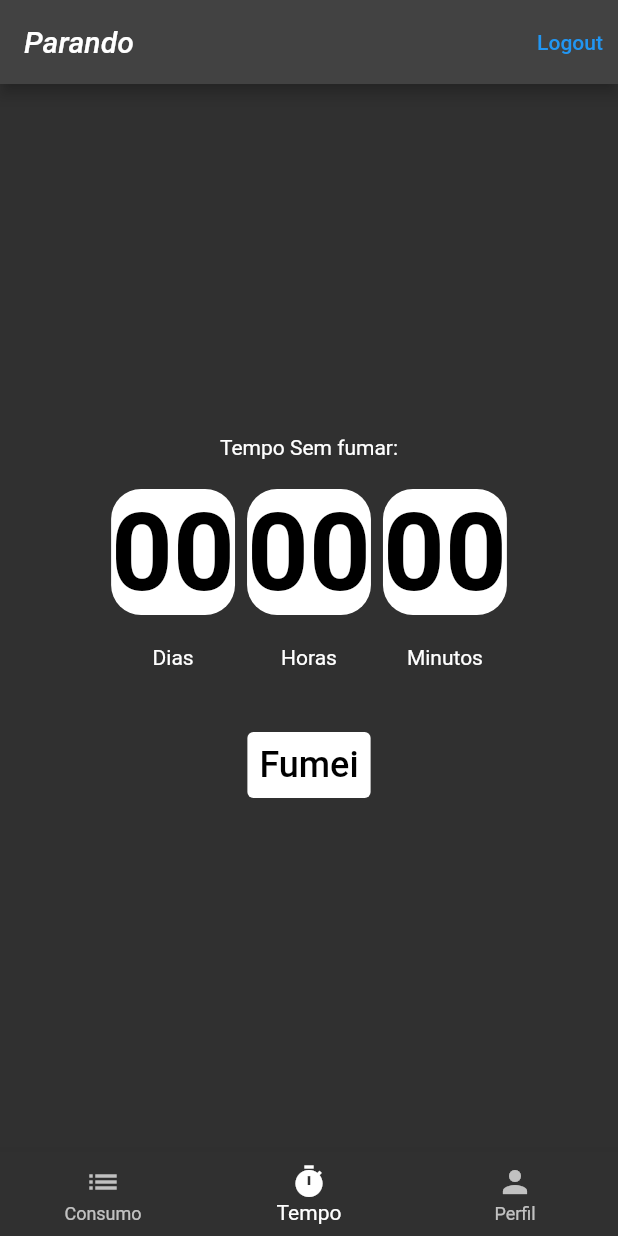
After one commit to gustavoabsampaio/flutter-app, a Flutter app: the screen it shows once a user with an empty profile is signed in, item 2 of the bottom bar chosen, after a tap on "Fumei", on a phone screen of 412 x 824 dp. The commit adds this screen. Run offline on Flutter 3.47's test engine with Material 2 defaults, Android fonts, the phone set to English and light mode, and no system bars; our stand-ins replace firebase_auth, firebase_core, font_awesome_flutter, google_sign_in, image_picker, sqflite; missing offline and left inert: cloud_firestore_web, device_apps, firebase_auth_web, firebase_core_web, google_sign_in_web, image_picker_for_web; accounts and stored records are empty; network calls fail; Roboto replaces fonts that are missing (Georgia, Hind).

```diff
--- a/lib/main.dart
+++ b/lib/main.dart
@@ -1,3 +1,4 @@
+import 'package:app/page/counter.dart';
 import 'package:app/utils/google_sign_in.dart';
 import 'package:app/page/login_page.dart';
 import 'package:app/page/profile.dart';
@@ -89,6 +90,7 @@ class _MyHomePageState extends State<MyHomePage> {
 
   static const List<Widget> _widgetOptions = <Widget>[
     UserEntries(),
+    Counter(),
     Profile()
   ];
 
@@ -124,6 +126,7 @@ class _MyHomePageState extends State<MyHomePage> {
       bottomNavigationBar: BottomNavigationBar(
         items: const <BottomNavigationBarItem>[
           BottomNavigationBarItem(icon: Icon(Icons.list), label: 'Consumo'),
+          BottomNavigationBarItem(icon: Icon(Icons.timer), label: 'Tempo'),
           BottomNavigationBarItem(icon: Icon(Icons.person), label: 'Perfil'),
         ],
         currentIndex: _navIndex,
--- /dev/null
+++ b/lib/page/counter.dart
@@ -0,0 +1,111 @@
+import 'package:app/db/app_database.dart';
+import 'package:app/model/entry.dart';
+import 'package:firebase_auth/firebase_auth.dart';
+import 'package:flutter/material.dart';
+import 'dart:async';
+import 'package:flutter/services.dart';
+import 'dart:core';
+import 'package:intl/intl.dart';
+
+class Counter extends StatefulWidget {
+  const Counter({ Key? key }) : super(key: key);
+
+  @override
+  State<Counter> createState() => _CounterState();
+}
+
+class _CounterState extends State<Counter> {
+  Duration duration = Duration();
+  Timer? timer;
+
+  @override
+  void initState() {
+    super.initState();
+
+    startTimer();
+  }
+
+  void addTimer(){
+    final addSeconds = 1;
+
+    setState(() {
+      final seconds = duration.inSeconds + addSeconds;
+
+      duration = Duration(seconds: seconds);
+    });
+  }
+
+  void reset(){
+    setState(() => duration = Duration());
+  }
+
+  void startTimer() {
+    timer = Timer.periodic(Duration(seconds: 1), (_) => addTimer());
+  }
+  @override
+  Widget build(BuildContext context) => Scaffold(
+      body: Center(child: buildTime()),
+    );
+
+    Widget buildTime() {
+      String twoDigits(int n) => n.toString().padLeft(2,'0');
+      final days = twoDigits(duration.inDays);
+      final hours = twoDigits(duration.inHours.remainder(24));
+      final minutes = twoDigits(duration.inMinutes.remainder(60));
+      final seconds = twoDigits(duration.inSeconds.remainder(60));
+      return Column(
+        mainAxisAlignment: MainAxisAlignment.center,
+        children:[
+          Text(
+          "Tempo Sem fumar:"
+        ),
+        SizedBox(
+          height: 20,
+        ),
+        Row(
+        mainAxisAlignment: MainAxisAlignment.center,
+        children: [
+        buildTimeCard(time: days, header: 'Dias'),
+        const SizedBox(width: 8),
+        buildTimeCard(time: hours, header: 'Horas'),
+        const SizedBox(width: 8),
+        buildTimeCard(time: minutes, header: 'Minutos'),
+        ]
+      ),
+      SizedBox(height: 40),
+      TextButton(
+        style: ButtonStyle(
+          backgroundColor: MaterialStateProperty.all<Color>(Colors.white),
+        ),
+        onPressed: () => reset(),
+          child: Text('Fumei',
+          style: TextStyle(color: Colors.black,fontSize:24)),
+        )
+      ]
+      );
+    }
+
+    Widget buildTimeCard(
+      {required String time, required String header}) =>
+      Column(
+        mainAxisAlignment: MainAxisAlignment.center,
+        children: [
+          Container(
+          decoration: BoxDecoration(
+            color: Colors.white,
+            borderRadius: BorderRadius.circular(20),
+              ),
+          child:Text(
+            time,
+            style: TextStyle(
+              fontWeight: FontWeight.bold,
+              color: Colors.black,
+              fontSize: 72,
+                ),
+              ),
+            ),
+            SizedBox(height: 20),
+            Text(header),
+          ]
+       );
+}
--- a/lib/page/profile.dart
+++ b/lib/page/profile.dart
@@ -70,6 +70,10 @@ class _ProfileState extends State<Profile>{
     installDate = DateTime.fromMillisecondsSinceEpoch(app!.installTimeMillis);
 
     porcentagemSemFumar = (DateTime.now().difference(installDate).inDays - numDiasFumou)/DateTime.now().difference(installDate).inDays*100;
+
+    if (porcentagemSemFumar < 0) {
+      porcentagemSemFumar = 0;
+    }
 
     setState((() => isLoading = false));
   }
```
Also changed, not shown: assets/images/placeholder_logo.png.
